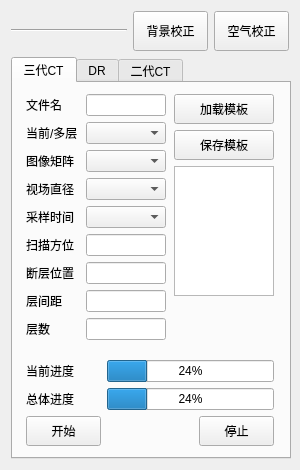
The window that ZCIPS/CTScan/linedetscanwidget.ui (maozi2327/ZCIPS) describes before a commit, drawn with Qt 5.
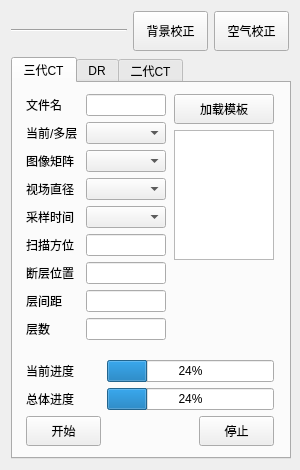
The same window after the commit.

Commit message: 1. 模板对话框的单例 2. 准备做数据库

```diff
--- a/ZCIPS/CTScan/linedetscanwidget.ui
+++ b/ZCIPS/CTScan/linedetscanwidget.ui
@@ -541,25 +541,6 @@
            </property>
           </widget>
          </item>
-         <item>
-          <widget class="QPushButton" name="ct3SaveTemplateButton">
-           <property name="minimumSize">
-            <size>
-             <width>100</width>
-             <height>30</height>
-            </size>
-           </property>
-           <property name="maximumSize">
-            <size>
-             <width>100</width>
-             <height>30</height>
-            </size>
-           </property>
-           <property name="text">
-            <string>保存模板</string>
-           </property>
-          </widget>
-         </item>
          <item>
           <widget class="QListWidget" name="ct3LayerPosListWidget">
            <property name="sizePolicy">
```
Left out of the diff: 44 changed lines with no effect on the pictures. The commit also changes 17 other files.
